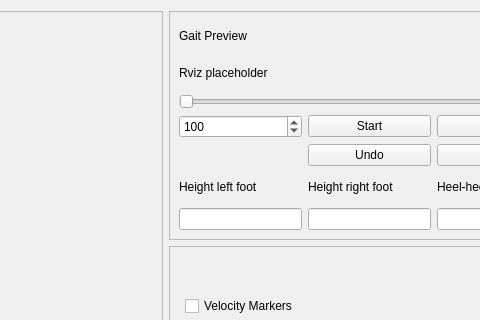
This is march_rqt_gait_generator/resource/gait_generator.ui in project-march/ProjectMarch as Qt 5 draws it before an edit; both pictures show x 418 to 898 and y 0 to 320 of the 998 by 722 pixel window. The edited form follows.
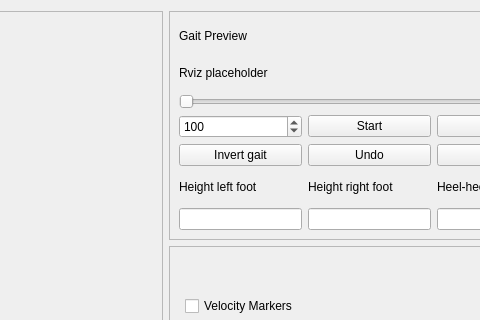
This is the edited form.

Commit message: Add invert button to gait generator.

What changed in the file:
```diff
--- a/march_rqt_gait_generator/resource/gait_generator.ui
+++ b/march_rqt_gait_generator/resource/gait_generator.ui
@@ -386,6 +386,13 @@
         </property>
        </widget>
       </item>
+      <item row="4" column="0">
+       <widget class="QPushButton" name="Invert">
+        <property name="text">
+         <string>Invert gait</string>
+        </property>
+       </widget>
+      </item>
      </layout>
     </widget>
    </item>
```
The commit also changes 3 other files.
